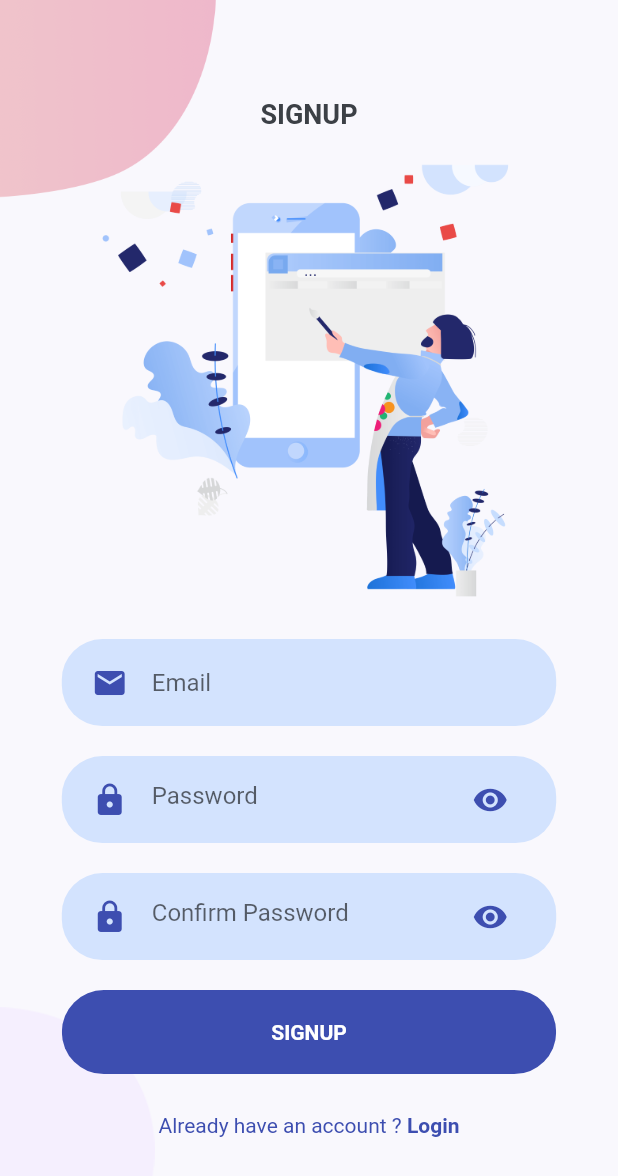
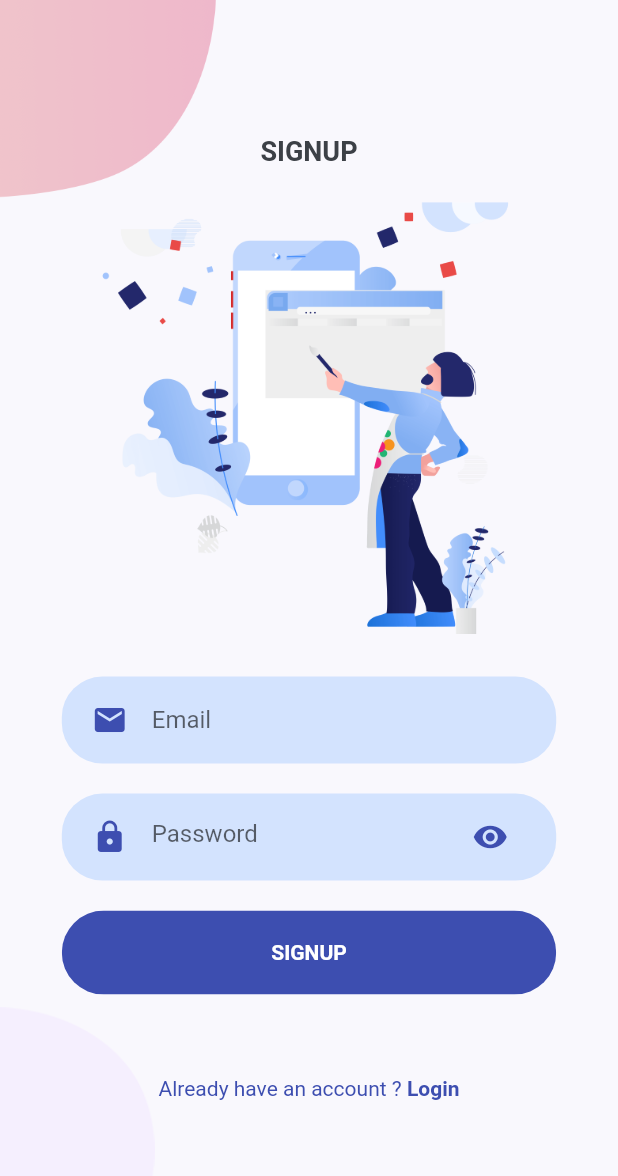
Before and after one commit to petenrp/SharelyMeterApplication, a Flutter app: the screen it shows after launch, after a tap on "SIGN UP", on a phone screen of 412 x 824 dp. Shown: the top 1176 px of the screen. Run offline on Flutter 3.47's test engine with Material 2 defaults, Android fonts, the phone set to English and light mode, and no system bars; our stand-ins replace firebase_auth, firebase_core, flutter_icons, flutter_svg, geolocator, google_maps_flutter; missing offline and left inert: flutter_polyline_points; accounts and stored records are empty.

Commit message:
try to log-in and with email and password

```diff
--- a/lib/main.dart
+++ b/lib/main.dart
@@ -1,22 +1,17 @@
 import 'package:flutter/material.dart';
 import 'package:sharelymeter/constants.dart';
-import 'package:flutter_icons/flutter_icons.dart';
-import 'package:sharelymeter/screens/account/account_screen.dart';
-import 'package:sharelymeter/screens/activity/activity_screen.dart';
-import 'package:sharelymeter/screens/add/add_screen.dart';
-import 'package:sharelymeter/screens/home/home_screen.dart';
-import 'package:sharelymeter/screens/home/wrapper.dart';
-import 'package:sharelymeter/screens/notification/notification_screen.dart';
-import 'package:sharelymeter/screens/welcome/welcomescreen.dart';
+import 'package:sharelymeter/screens/wrapper.dart';
+import 'package:sharelymeter/service/auth.dart';
+import 'package:provider/provider.dart';
 import 'package:firebase_core/firebase_core.dart';
+import 'package:sharelymeter/models/user.dart';
 
-import 'package:sharelymeter/prematching/map.dart';
-import 'package:google_maps_flutter/google_maps_flutter.dart';
-import 'package:sharelymeter/googlemapapi.dart'; // Stores the Google Maps API Key
-import 'package:flutter_polyline_points/flutter_polyline_points.dart';
-import 'package:geolocator/geolocator.dart';
-
-import 'dart:math' show cos, sqrt, asin;
+// import 'package:sharelymeter/prematching/map.dart';
+// import 'package:google_maps_flutter/google_maps_flutter.dart';
+// import 'package:sharelymeter/googlemapapi.dart'; // Stores the Google Maps API Key
+// import 'package:flutter_polyline_points/flutter_polyline_points.dart';
+// import 'package:geolocator/geolocator.dart';
+// import 'dart:math' show cos, sqrt, asin;
 
 void main() {
   runApp(MyApp());
@@ -30,9 +25,21 @@ class MyApp extends StatefulWidget {
 }
 
 class _MyAppState extends State<MyApp> {
-  // Define an async function to initialize FlutterFire
+  bool _initialized = false;
+  bool _error = false;
+
   void initializeFlutterFire() async {
+    try {
+      WidgetsFlutterBinding.ensureInitialized();
       await Firebase.initializeApp();
+      setState(() {
+        _initialized = true;
+      });
+    } catch (e) {
+      setState(() {
+        _error = true;
+      });
+    }
   }
 
   @override
@@ -43,9 +50,31 @@ class _MyAppState extends State<MyApp> {
 
    @override
   Widget build(BuildContext context) {
+    // Show error message if initialization failed
+    if (_error) {
       return MaterialApp(
+        home: Scaffold(
+          body: Center(
+            child: Text('Error 1'),
+          ),
+        ),
+      );
+    }
+    // Show a loader until FlutterFire is initialized
+    if (!_initialized) {
+      return MaterialApp(
+        home: Scaffold(
+          body: Center(
+            child: Text('loading'),
+          ),
+        ),
+      );
+    }
+    return StreamProvider<CustomUser>.value(
+      value: AuthService().user,
+      child: MaterialApp(
         debugShowCheckedModeBanner: false,
-      title: 'Sharly Meter',
+        title: 'Sharely Meter',
         theme: ThemeData(
           scaffoldBackgroundColor: kBackgroundColor,
           primaryColor: kPrimaryColor,
@@ -53,67 +82,7 @@ class _MyAppState extends State<MyApp> {
           appBarTheme: AppBarTheme(color: kPrimaryColor, elevation: 0),
           visualDensity: VisualDensity.adaptivePlatformDensity,
         ),
-      // ถ้า Log-in แล้วให้เข้า SharlyMeter() ถ้ายังไม่ Log-in ให้เข้า WelcomeScreen()
-      //home: SharlyMeter(),
-      //home: WelcomeScreen()
-      home: Wrapper()
-    );
-  }
-}
-
-class SharlyMeter extends StatefulWidget {
-  @override
-  _SharlyMeterState createState() => _SharlyMeterState();
-}
-
-class _SharlyMeterState extends State<SharlyMeter> {
-  int _selectedItemIndex = 0;
-  final List pages = [
-    HomeScreen(),
-    ActivityScreen(),
-    AddScreen(),
-    NotificationScreen(),
-    AccountScreen(),
-  ];
-
-  @override
-  Widget build(BuildContext context) {
-    return Scaffold(
-      bottomNavigationBar: Row(
-        children: <Widget>[
-          buildNavBarItem(FlutterIcons.home_mdi, 0),
-          buildNavBarItem(FlutterIcons.extension_mdi, 1),
-          buildNavBarItem(FlutterIcons.add_circle_mdi, 2),
-          buildNavBarItem(FlutterIcons.inbox_mdi, 3),
-          buildNavBarItem(FlutterIcons.account_circle_mdi, 4),
-        ],
-      ),
-      body: pages[_selectedItemIndex],
-    );
-  }
-
-  Widget buildNavBarItem(IconData icon, int index) {
-    return GestureDetector(
-      onTap: () {
-        setState(() {
-          _selectedItemIndex = index;
-        });
-      },
-      child: Container(
-        height: 80,
-        padding: EdgeInsets.only(
-          bottom: kDefaultPadding,
-        ),
-        width: MediaQuery.of(context).size.width / 5,
-        decoration: BoxDecoration(
-          //color: index == _selectedItemIndex ? kPrimaryColor: Colors.white,
-          color: Colors.white,
-        ),
-        child: Icon(
-          icon,
-          size: 30,
-          color: index == _selectedItemIndex ? kPrimaryColor : Colors.grey,
-        ),
+        home: Wrapper(),
       ),
     );
   }
--- /dev/null
+++ b/lib/models/user.dart
@@ -0,0 +1,5 @@
+class CustomUser {
+  final String uid;
+
+  CustomUser({this.uid});
+}
--- a/lib/screens/add/add_screen.dart
+++ b/lib/screens/add/add_screen.dart
@@ -23,7 +23,7 @@ class _AddScreenState extends State<AddScreen> {
       leading: SizedBox(),
       centerTitle: true,
       title: Text(
-        "Find your sharly partner",
+        "Find your sharely partner",
       ),
     );
   }
--- a/lib/screens/home/components/header_with_searchbox.dart
+++ b/lib/screens/home/components/header_with_searchbox.dart
@@ -51,7 +51,7 @@ class HeaderWithSearchBox extends StatelessWidget {
                                   ),
                             ),
                             TextSpan(
-                              text: 'Find sharly partner on your route',
+                              text: 'Find sharely partner on your route',
                               style: TextStyle(
                                 fontSize: 16,
                                 color: Colors.white,
--- a/lib/screens/signup/components/body.dart
+++ b/lib/screens/signup/components/body.dart
@@ -5,9 +5,8 @@ import 'package:sharelymeter/components/rounded_input_field.dart';
 import 'package:sharelymeter/components/rounded_password_field.dart';
 import 'package:sharelymeter/screens/login/login_screen.dart';
 import 'package:sharelymeter/screens/signup/components/background.dart';
-import 'package:sharelymeter/screens/signup/components/or_divider.dart';
-import 'package:sharelymeter/screens/signup/components/social_icon.dart';
 import 'package:sharelymeter/service/auth.dart';
+
 
 class Body extends StatefulWidget {
   Body({Key key}) : super(key: key);
@@ -18,12 +17,13 @@ class Body extends StatefulWidget {
 
 class _BodyState extends State<Body> {
 
-  final _formkey = GlobalKey<FormState>();
   final AuthService _auth = AuthService();
+   final _formkey = GlobalKey<FormState>();
 
   String email = '';
   String password = '';
-  String confirmpassword = '';
+  //String confirmpassword = '';
+  String error = '';
 
   @override
   Widget build(BuildContext context) {
@@ -65,24 +65,26 @@ class _BodyState extends State<Body> {
                 },
                 hinttext: "Password",
               ),
-              RoundedPasswordField(
-                validator: (value) => value.length < 6 ? 'Enter password 6 characters or more': null,
-                onChanged: (value) {
-                  setState(() {
-                    confirmpassword = value;
-                  });
-                },
-                hinttext: "Confirm Password",
-              ),
               RoundedButton(
                 text: "SIGNUP",
                 press: () async {
                   if (_formkey.currentState.validate()) {
-                    print(email);
-                    print(password);
-                    print(confirmpassword);
+                    dynamic result = await _auth.registerWithEmailAndPassword(email, password);
+                    if(result == null) {
+                      setState(() {
+                        error = 'please provide a valid email';
+                      });
+                    }
                   }
-                },
+                }
+              ),
+              SizedBox(height: 12.0),
+              Text(
+                error,
+                style: TextStyle(
+                  color: Colors.red,
+                  fontSize: 14.0
+                ),
               ),
               SizedBox(height: size.height * 0.02),
               AlreadyHaveAnAccountCheck(
@@ -98,25 +100,6 @@ class _BodyState extends State<Body> {
                   );
                 },
               ),
-              // OrDivider(),
-              // Row(
-              //   mainAxisAlignment: MainAxisAlignment.center,
-              //   children: <Widget>[
-              //     SocalIcon(
-              //       iconSrc: "assets/icons/google.svg",
-              //       press: () {},
-              //     ),
-              //     SocalIcon(
-              //       iconSrc: "assets/icons/line.svg",
-              //       press: () {},
-              //     ),
-              //     SocalIcon(
-              //       iconSrc: "assets/icons/apple.svg",
-              //       press: () {},
-              //     ),
-              //   ],
-              // ),
-              //SizedBox(height: size.height * 0.01),
             ],
           ),
         ),
--- /dev/null
+++ b/lib/screens/wrapper.dart
@@ -0,0 +1,28 @@
+import 'package:flutter/material.dart';
+import 'package:provider/provider.dart';
+import 'package:sharelymeter/models/user.dart';
+import 'package:sharelymeter/screens/sharelymeter.dart';
+import 'package:sharelymeter/screens/welcome/welcomescreen.dart';
+
+class Wrapper extends StatefulWidget {
+  Wrapper({Key key}) : super(key: key);
+
+  @override
+  _WrapperState createState() => _WrapperState();
+}
+
+class _WrapperState extends State<Wrapper> {
+  @override
+  Widget build(BuildContext context) {
+
+    final user = Provider.of<CustomUser>(context);
+    print(user == null);
+
+    if (user == null){
+      return WelcomeScreen();
+    } else {
+      print("Sharely Meter");
+      return SharelyMeter();
+    }
+  }
+}
--- a/pubspec.yaml
+++ b/pubspec.yaml
@@ -32,12 +32,13 @@ dependencies:
   google_maps_flutter:
   google_map_polyline:
   permission:
-  provider: ^4.3.1
+  provider: ^4.3.2+2
   flutter_svg: ^0.18.1
   flutter_icons: ^1.1.0
   firebase_core: ^0.5.0
   firebase_auth: ^0.18.0+1
   cloud_firestore: ^0.14.0+2
+  firebase_dynamic_links: ^0.5.1
 
   # The following adds the Cupertino Icons font to your application.
   # Use with the CupertinoIcons class for iOS style icons.
```
Also changed, not shown: lib/screens/account/components/body.dart (+11 -0 lines), lib/screens/home/wrapper.dart (deleted, +0 -10 lines), lib/screens/login/components/body.dart (+23 -4 lines), lib/screens/sharelymeter.dart (added, +66 -0 lines), lib/service/auth.dart (+45 -2 lines), pubspec.lock, 80 other files. Lines whose indentation alone changed are shown as unchanged.
